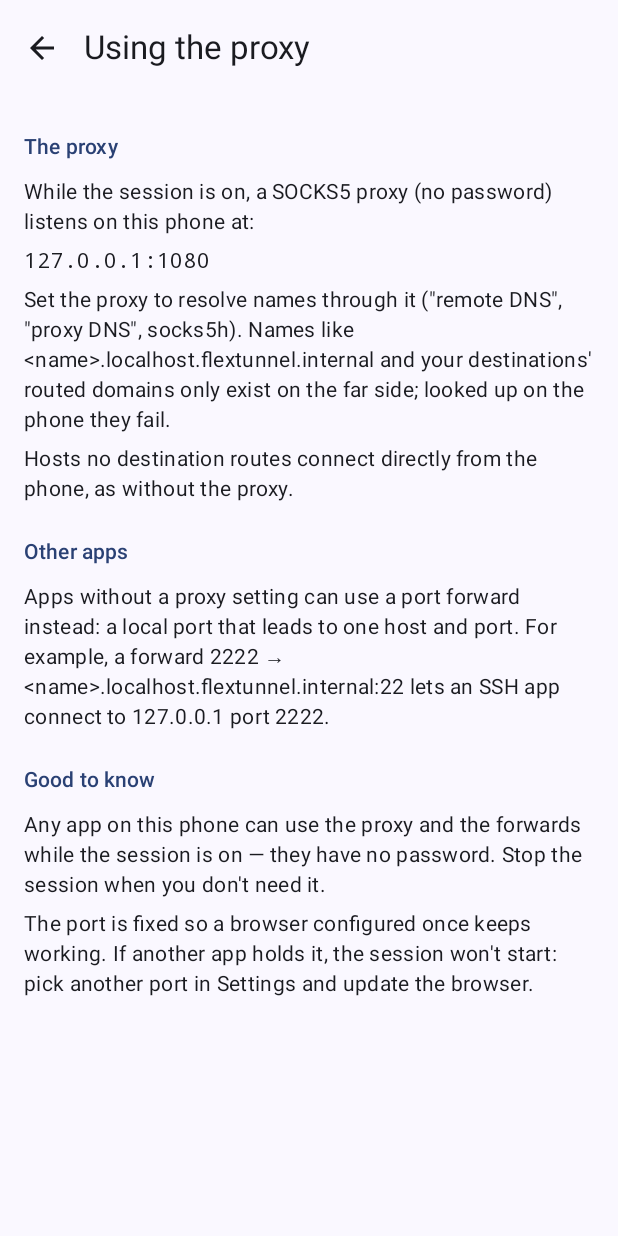
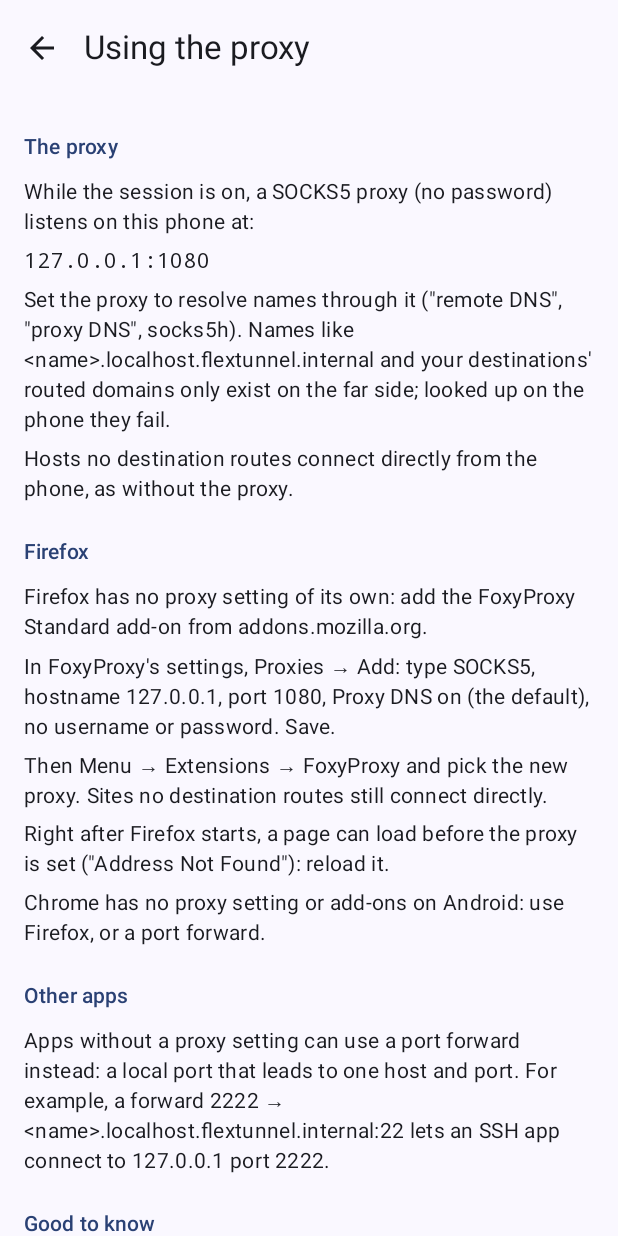
Before and after one commit to flexaccessdev/flextunnel-android, an Android app built with Jetpack Compose: the screen it shows after launch (MainActivity), after a tap on "How to use it: remote DNS, other apps", on a phone screen of 412 x 824 dp. Run offline under Robolectric (Android 15) with nearby library versions, the phone set to English and light mode, and no system bars; 3 statements that could not run were skipped.

Commit message:
Add the Android SOCKS5 setup guide (Firefox + FoxyProxy, tested)
Co-Authored-By: Claude Opus 5.5 <noreply@anthropic.com>

```diff
--- a/app/src/main/kotlin/dev/flexaccess/flextunnel/ui/BrowserHelpScreen.kt
+++ b/app/src/main/kotlin/dev/flexaccess/flextunnel/ui/BrowserHelpScreen.kt
@@ -24,8 +24,8 @@ import androidx.lifecycle.compose.collectAsStateWithLifecycle
 import dev.flexaccess.flextunnel.SessionManager
 
 /**
- * How to point a browser (or another app) at the session. The same content
- * as the repo's docs/socks5-browsers.md — keep the two in step.
+ * How to point a browser (or another app) at the session: the short version
+ * of the repo's docs/socks5-browsers.md — keep the two in step.
  */
 @OptIn(ExperimentalMaterial3Api::class)
 @Composable
@@ -79,6 +79,22 @@ object BrowserHelp {
         )
         add(
             Section(
+                "Firefox",
+                listOf(
+                    "Firefox has no proxy setting of its own: add the FoxyProxy Standard add-on from " +
+                        "addons.mozilla.org.",
+                    "In FoxyProxy's settings, Proxies → Add: type SOCKS5, hostname 127.0.0.1, port $port, " +
+                        "Proxy DNS on (the default), no username or password. Save.",
+                    "Then Menu → Extensions → FoxyProxy and pick the new proxy. Sites no destination routes " +
+                        "still connect directly.",
+                    "Right after Firefox starts, a page can load before the proxy is set (\"Address Not Found\"): " +
+                        "reload it.",
+                    "Chrome has no proxy setting or add-ons on Android: use Firefox, or a port forward.",
+                ),
+            ),
+        )
+        add(
+            Section(
                 "Other apps",
                 listOf(
                     "Apps without a proxy setting can use a port forward instead: a local port that leads to one host " +
```
Also changed, not shown: 3 other files.
